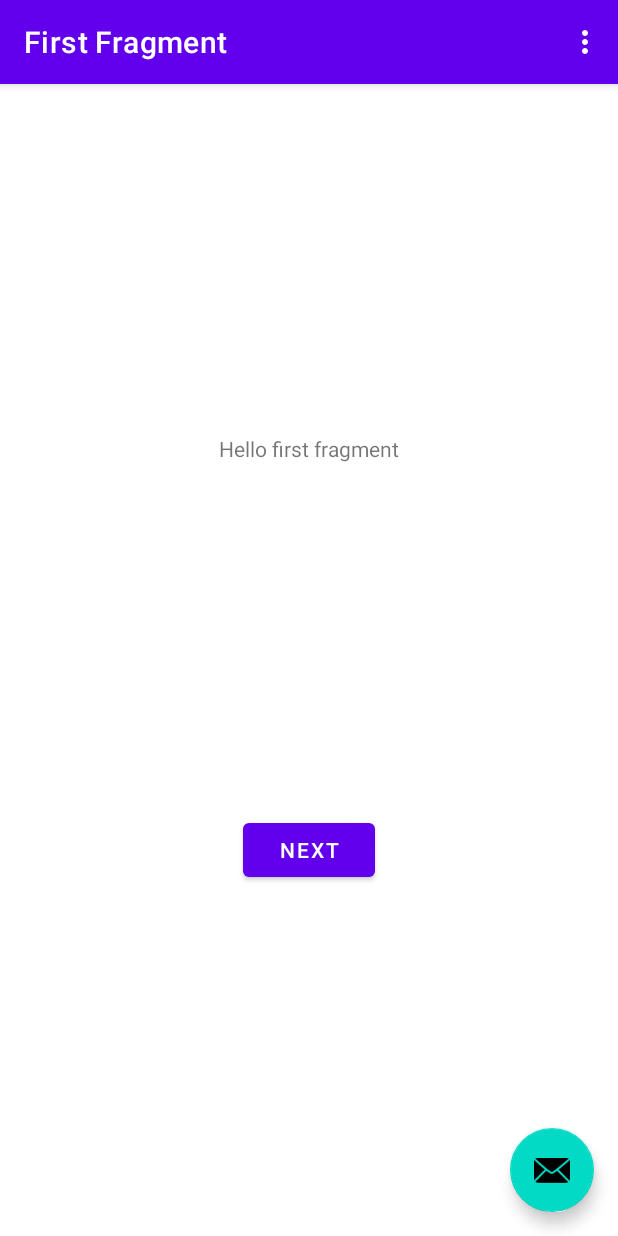
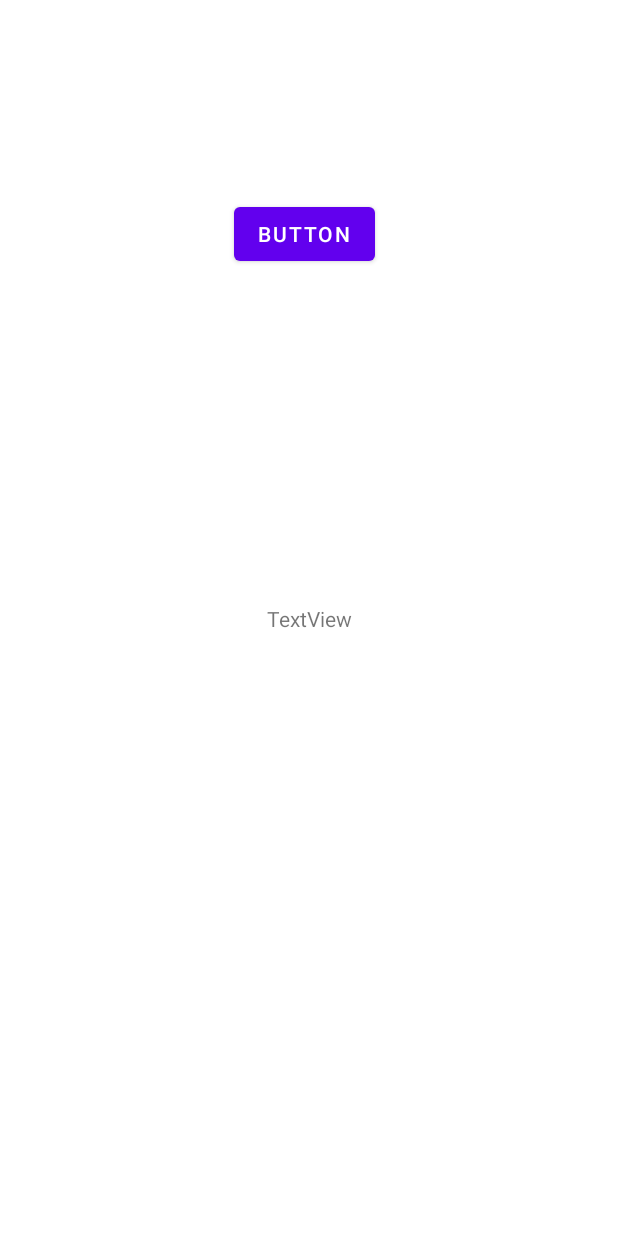
Before and after one commit to champseo2017/learn_kotlin_02, an Android app: the screen it shows after launch (MainActivity), on a phone screen of 412 x 824 dp. Run offline under Robolectric (Android 15) with nearby library versions, the phone set to English and light mode, and no system bars.

```diff
--- a/app/src/main/AndroidManifest.xml
+++ b/app/src/main/AndroidManifest.xml
@@ -1,7 +1,6 @@
 <?xml version="1.0" encoding="utf-8"?>
 <manifest xmlns:android="http://schemas.android.com/apk/res/android"
-    xmlns:tools="http://schemas.android.com/tools"
-    package="com.example.myapp01">
+    xmlns:tools="http://schemas.android.com/tools">
 
     <application
         android:allowBackup="true"
--- a/app/src/main/java/com/example/myapp01/FirstFragment.kt
+++ /dev/null
@@ -1,44 +0,0 @@
-package com.example.myapp01
-
-import android.os.Bundle
-import androidx.fragment.app.Fragment
-import android.view.LayoutInflater
-import android.view.View
-import android.view.ViewGroup
-import androidx.navigation.fragment.findNavController
-import com.example.myapp01.databinding.FragmentFirstBinding
-
-/**
- * A simple [Fragment] subclass as the default destination in the navigation.
- */
-class FirstFragment : Fragment() {
-
-    private var _binding: FragmentFirstBinding? = null
-
-    // This property is only valid between onCreateView and
-    // onDestroyView.
-    private val binding get() = _binding!!
-
-    override fun onCreateView(
-        inflater: LayoutInflater, container: ViewGroup?,
-        savedInstanceState: Bundle?
-    ): View? {
-
-        _binding = FragmentFirstBinding.inflate(inflater, container, false)
-        return binding.root
-
-    }
-
-    override fun onViewCreated(view: View, savedInstanceState: Bundle?) {
-        super.onViewCreated(view, savedInstanceState)
-
-        binding.buttonFirst.setOnClickListener {
-            findNavController().navigate(R.id.action_FirstFragment_to_SecondFragment)
-        }
-    }
-
-    override fun onDestroyView() {
-        super.onDestroyView()
-        _binding = null
-    }
-}
--- a/app/src/main/java/com/example/myapp01/MainActivity.kt
+++ b/app/src/main/java/com/example/myapp01/MainActivity.kt
@@ -1,58 +1,19 @@
 package com.example.myapp01
 
+import androidx.appcompat.app.AppCompatActivity
 import android.os.Bundle
-import com.google.android.material.snackbar.Snackbar
-import androidx.appcompat.app.AppCompatActivity
-import androidx.navigation.findNavController
-import androidx.navigation.ui.AppBarConfiguration
-import androidx.navigation.ui.navigateUp
-import androidx.navigation.ui.setupActionBarWithNavController
-import android.view.Menu
-import android.view.MenuItem
-import com.example.myapp01.databinding.ActivityMainBinding
+import android.widget.Toast
+import kotlinx.android.synthetic.main.activity_main.*
 
-class MainActivity : AppCompatActivity() {
-
-    private lateinit var appBarConfiguration: AppBarConfiguration
-    private lateinit var binding: ActivityMainBinding
-
+class MainActivity: AppCompatActivity() {
     override fun onCreate(savedInstanceState: Bundle?) {
         super.onCreate(savedInstanceState)
-
-        binding = ActivityMainBinding.inflate(layoutInflater)
-        setContentView(binding.root)
-
-        setSupportActionBar(binding.toolbar)
-
-        val navController = findNavController(R.id.nav_host_fragment_content_main)
-        appBarConfiguration = AppBarConfiguration(navController.graph)
-        setupActionBarWithNavController(navController, appBarConfiguration)
-
-        binding.fab.setOnClickListener { view ->
-            Snackbar.make(view, "Replace with your own action", Snackbar.LENGTH_LONG)
-                .setAction("Action", null).show()
+        /* ใน Subclass เราโอเวอร์ไรด์สมาชิกตัวใดไปแล้ว แต่ต้องการกลับไปใช้รูปแบบเดิมใน
+   Superclass ให้อ้างถึงสมาชิกตัวนั้นด้วยคีย์เวิร์ด super  */
+        setContentView(R.layout.activity_main)
+        cmdShow.setOnClickListener{ view ->
+            tvOutput.text = "สวัสดี Android-Kotlin"
+            Toast.makeText(this, "สวัสดี Android-Kotlin", Toast.LENGTH_LONG).show()
         }
     }
-
-    override fun onCreateOptionsMenu(menu: Menu): Boolean {
-        // Inflate the menu; this adds items to the action bar if it is present.
-        menuInflater.inflate(R.menu.menu_main, menu)
-        return true
-    }
-
-    override fun onOptionsItemSelected(item: MenuItem): Boolean {
-        // Handle action bar item clicks here. The action bar will
-        // automatically handle clicks on the Home/Up button, so long
-        // as you specify a parent activity in AndroidManifest.xml.
-        return when (item.itemId) {
-            R.id.action_settings -> true
-            else -> super.onOptionsItemSelected(item)
-        }
-    }
-
-    override fun onSupportNavigateUp(): Boolean {
-        val navController = findNavController(R.id.nav_host_fragment_content_main)
-        return navController.navigateUp(appBarConfiguration)
-                || super.onSupportNavigateUp()
-    }
 }
--- a/app/src/main/res/layout/activity_main.xml
+++ b/app/src/main/res/layout/activity_main.xml
@@ -6,29 +6,31 @@
     android:layout_height="match_parent"
     tools:context=".MainActivity">
 
-    <com.google.android.material.appbar.AppBarLayout
+    <androidx.constraintlayout.widget.ConstraintLayout
+        android:id="@+id/constraintLayout"
         android:layout_width="match_parent"
-        android:layout_height="wrap_content"
-        android:theme="@style/Theme.MyApp01.AppBarOverlay">
+        android:layout_height="match_parent">
 
-        <androidx.appcompat.widget.Toolbar
-            android:id="@+id/toolbar"
-            android:layout_width="match_parent"
-            android:layout_height="?attr/actionBarSize"
-            android:background="?attr/colorPrimary"
-            app:popupTheme="@style/Theme.MyApp01.PopupOverlay" />
+        <Button
+            android:id="@+id/cmdShow"
+            android:layout_width="wrap_content"
+            android:layout_height="wrap_content"
+            android:layout_marginStart="156dp"
+            android:layout_marginTop="132dp"
+            android:text="Button"
+            app:layout_constraintStart_toStartOf="parent"
+            app:layout_constraintTop_toTopOf="parent" />
 
-    </com.google.android.material.appbar.AppBarLayout>
+        <TextView
+            android:id="@+id/tvOutput"
+            android:layout_width="wrap_content"
+            android:layout_height="wrap_content"
+            android:text="TextView"
+            app:layout_constraintBottom_toBottomOf="parent"
+            app:layout_constraintEnd_toEndOf="parent"
+            app:layout_constraintStart_toStartOf="parent"
+            app:layout_constraintTop_toTopOf="parent" />
 
-    <include layout="@layout/content_main" />
-
-    <com.google.android.material.floatingactionbutton.FloatingActionButton
-        android:id="@+id/fab"
-        android:layout_width="wrap_content"
-        android:layout_height="wrap_content"
-        android:layout_gravity="bottom|end"
-        android:layout_marginEnd="@dimen/fab_margin"
-        android:layout_marginBottom="16dp"
-        app:srcCompat="@android:drawable/ic_dialog_email" />
+    </androidx.constraintlayout.widget.ConstraintLayout>
 
 </androidx.coordinatorlayout.widget.CoordinatorLayout>
--- a/build.gradle
+++ b/build.gradle
@@ -1,7 +1,7 @@
-// Top-level build file where you can add configuration options common to all sub-projects/modules.
+
 plugins {
-    id 'com.android.application' version '7.2.0' apply false
-    id 'com.android.library' version '7.2.0' apply false
+    id 'com.android.application' version '7.3.1' apply false
+    id 'com.android.library' version '7.3.1' apply false
     id 'org.jetbrains.kotlin.android' version '1.7.10' apply false
 }
 
```
Also changed, not shown: app/build.gradle (+15 -11 lines), app/src/main/java/com/example/myapp01/SecondFragment.kt (deleted, +0 -44 lines), gradle/wrapper/gradle-wrapper.properties, 1 other file.
